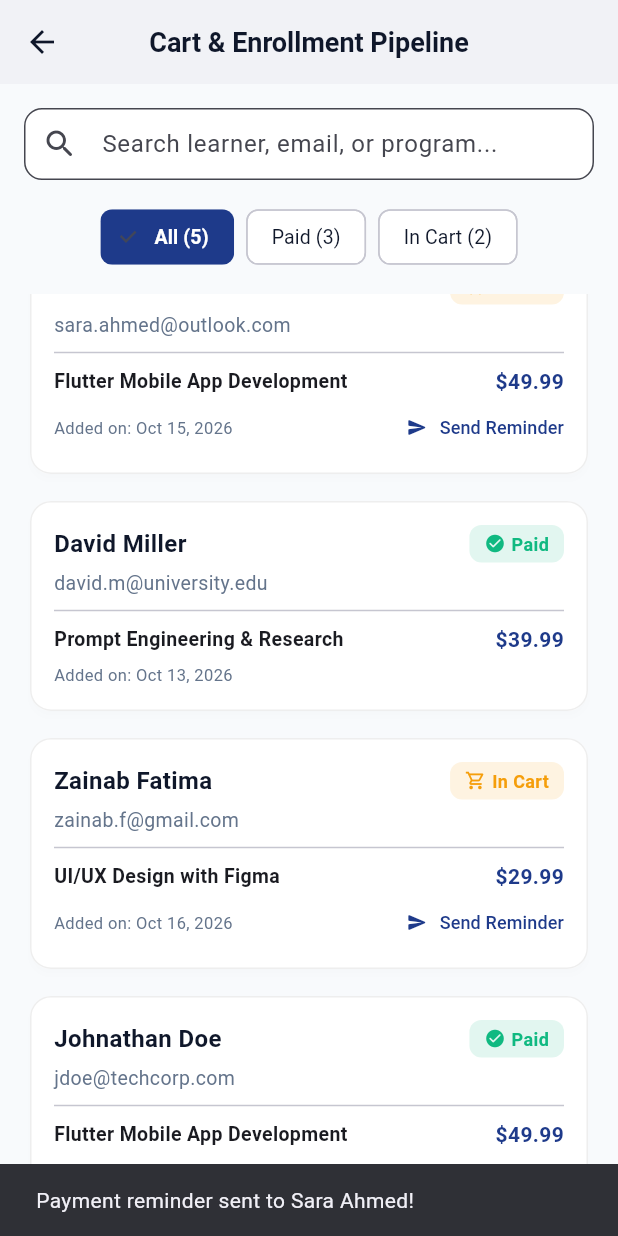
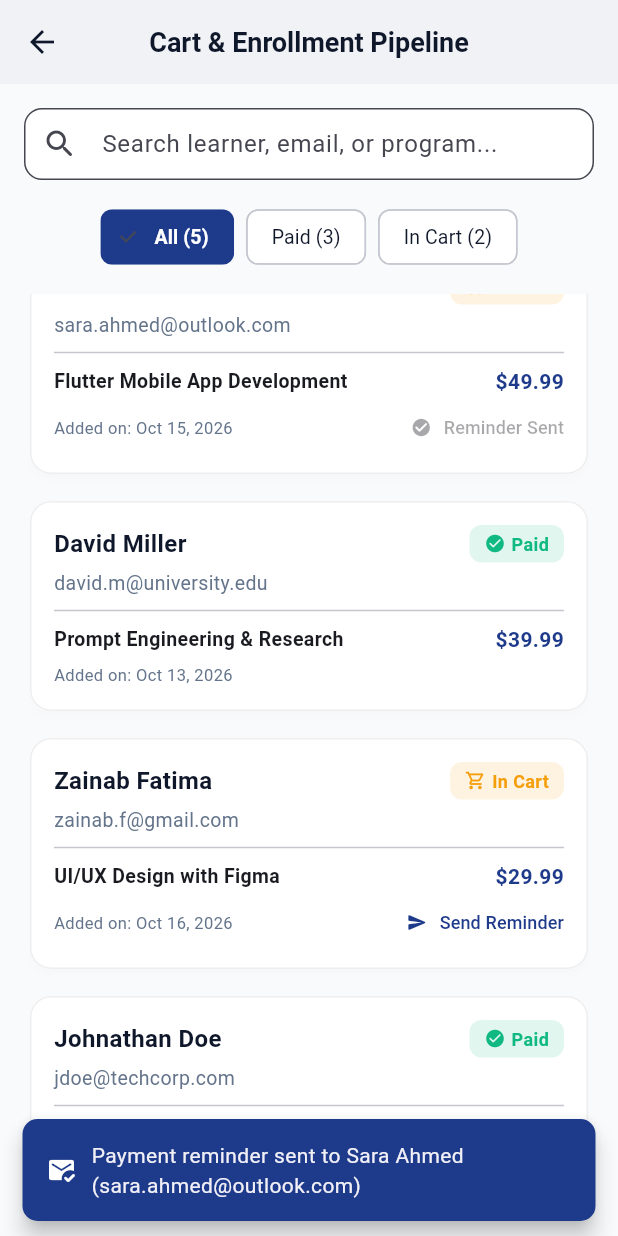
Before and after one commit to irtazaad328/ED-TECH_App, a Flutter app: the CartManagementScreen screen opened by its route, scrolled down 196 dp, after a tap on "Send Reminder", on a phone screen of 412 x 824 dp. Run offline on Flutter 3.47's test engine with Material 3 defaults, Android fonts, the phone set to English and light mode, and no system bars.

Commit message:
feat(cart-management): enhance cart enrollment pipeline with live reminders, search filtering, and widget test suite

```diff
--- a/flutterdemo/lib/screens/teacher/cart_management_screen.dart
+++ b/flutterdemo/lib/screens/teacher/cart_management_screen.dart
@@ -13,6 +13,34 @@ class CartManagementScreen extends StatefulWidget {
 class _CartManagementScreenState extends State<CartManagementScreen> {
   String _selectedFilter = 'All'; // 'All', 'In Cart', 'Paid'
   String _searchQuery = '';
+  final Set<String> _remindedEmails = {};
+
+  void _sendReminder(Map<String, String> item) {
+    setState(() {
+      _remindedEmails.add(item['email']!);
+    });
+
+    ScaffoldMessenger.of(context).hideCurrentSnackBar();
+    ScaffoldMessenger.of(context).showSnackBar(
+      SnackBar(
+        content: Row(
+          children: [
+            const Icon(Icons.mark_email_read_rounded, color: Colors.white, size: 20),
+            const SizedBox(width: 10),
+            Expanded(
+              child: Text(
+                'Payment reminder sent to ${item['studentName']} (${item['email']})',
+              ),
+            ),
+          ],
+        ),
+        backgroundColor: AppTheme.primary,
+        behavior: SnackBarBehavior.floating,
+        shape: RoundedRectangleBorder(borderRadius: BorderRadius.circular(10)),
+        duration: const Duration(seconds: 3),
+      ),
+    );
+  }
 
   final List<Map<String, String>> _allEnrollments = const [
     {
@@ -241,28 +269,36 @@ class _CartManagementScreenState extends State<CartManagementScreen> {
                                         color: AppTheme.textSecondary,
                                       ),
                                     ),
-                                    if (!isPaid)
-                                      TextButton.icon(
+                                    if (!isPaid) () {
+                                      final bool isReminded =
+                                          _remindedEmails.contains(item['email']);
+                                      return TextButton.icon(
                                         style: TextButton.styleFrom(
                                           padding: EdgeInsets.zero,
                                           minimumSize: const Size(50, 30),
                                           tapTargetSize: MaterialTapTargetSize
                                               .shrinkWrap,
+                                          foregroundColor: isReminded
+                                              ? Colors.green.shade700
+                                              : AppTheme.primary,
                                         ),
-                                        icon: const Icon(Icons.send_rounded,
-                                            size: 14),
-                                        label: const Text('Send Reminder',
-                                            style: TextStyle(fontSize: 12)),
-                                        onPressed: () {
-                                          ScaffoldMessenger.of(context)
-                                              .showSnackBar(
-                                            SnackBar(
-                                              content: Text(
-                                                  'Payment reminder sent to ${item['studentName']}!'),
-                                            ),
-                                          );
-                                        },
-                                      ),
+                                        icon: Icon(
+                                          isReminded
+                                              ? Icons.check_circle_rounded
+                                              : Icons.send_rounded,
+                                          size: 14,
+                                        ),
+                                        label: Text(
+                                          isReminded
+                                              ? 'Reminder Sent'
+                                              : 'Send Reminder',
+                                          style: const TextStyle(fontSize: 12),
+                                        ),
+                                        onPressed: isReminded
+                                            ? null
+                                            : () => _sendReminder(item),
+                                      );
+                                    }(),
                                   ],
                                 ),
                               ],
```
Also changed, not shown: 1 other file.
